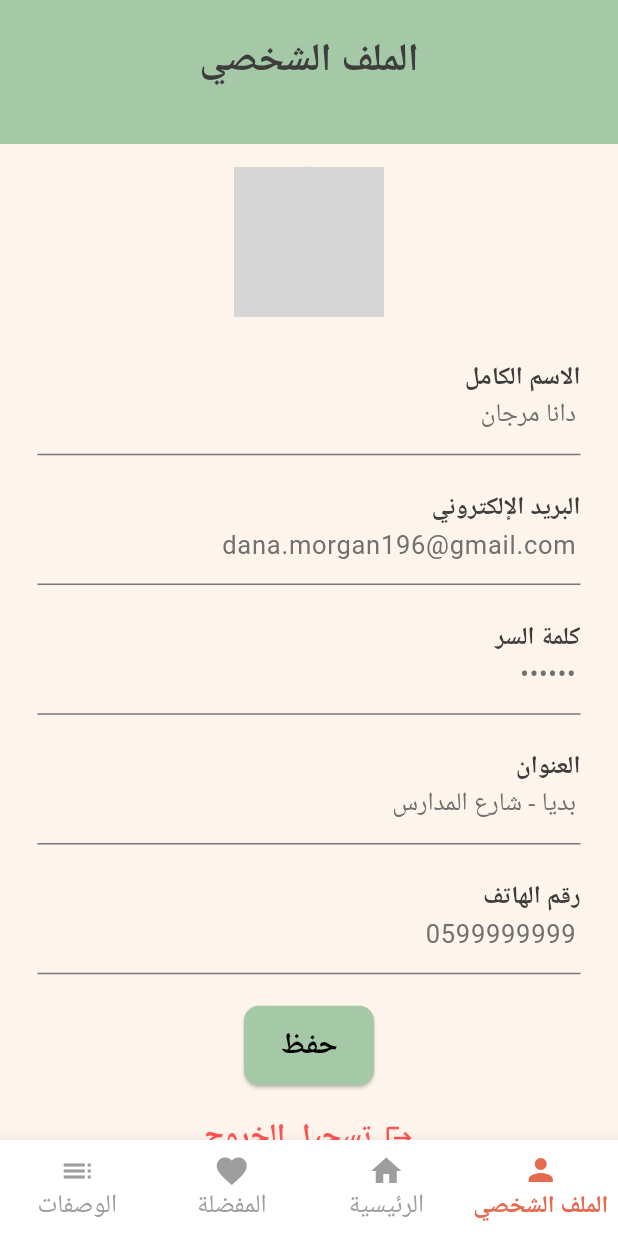
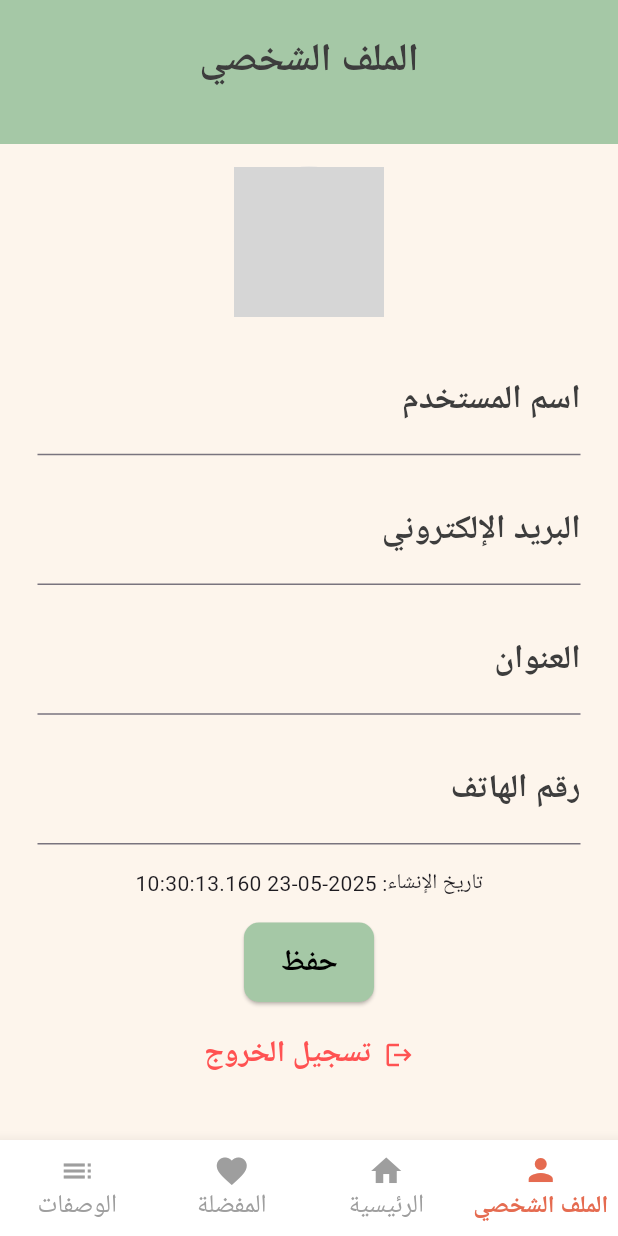
Before and after one commit to SuzanAqraa/Matbakhna_App, a Flutter app: the ProfileScreen screen opened directly, on a phone screen of 412 x 824 dp. Run offline on Flutter 3.47's test engine with Material 3 defaults, Android fonts, the phone set to English and light mode, and no system bars; our stand-ins replace cached_network_image, cloud_firestore, firebase_auth, firebase_core, image_picker, youtube_player_flutter; accounts and stored records are empty; grey boxes are pictures that could not be loaded.

Commit message:
fetch profile info and add edit info feature

```diff
--- a/lib/features/auth/screens/profile/profile_screen.dart
+++ b/lib/features/auth/screens/profile/profile_screen.dart
@@ -1,6 +1,8 @@
+import 'dart:io';
+import 'package:cloud_firestore/cloud_firestore.dart';
 import 'package:flutter/material.dart';
-import 'dart:io';
 import 'package:image_picker/image_picker.dart';
+import 'package:firebase_auth/firebase_auth.dart';
 
 import '../../../../core/utils/brand_colors.dart';
 import '../../../../core/widgets/SimpleAppBar.dart';
@@ -21,31 +23,94 @@ class ProfileScreen extends StatefulWidget {
 class _ProfileScreenState extends State<ProfileScreen> {
   final _formKey = GlobalKey<FormState>();
 
-  String name = 'دانا مرجان';
-  String email = 'dana.morgan196@gmail.com';
-  String password = '123456';
-  String address = 'بديا - شارع المدارس';
-  String phone = '0599999999';
+  String? createdAt;
 
   String? userImageUrl;
   File? userImageFile;
+  final ImagePicker _picker = ImagePicker();
 
-  final ImagePicker _picker = ImagePicker();
+  final User? currentUser = FirebaseAuth.instance.currentUser;
+
+  late TextEditingController emailController;
+  late TextEditingController addressController;
+  late TextEditingController phoneController;
+  late TextEditingController usernameController;
 
   @override
   void initState() {
     super.initState();
-    userImageUrl = 'https://img.freepik.com/premium-vector/avatar-profile-icon-flat-style-female-user-profile-vector-illustration-isolated-background-women-profile-sign-business-concept_157943-38866.jpg?semt=ais_hybrid&w=740';
+    emailController = TextEditingController();
+    addressController = TextEditingController();
+    phoneController = TextEditingController();
+    usernameController = TextEditingController();
+
+    _loadUserProfile();
+  }
+
+  @override
+  void dispose() {
+    emailController.dispose();
+    addressController.dispose();
+    phoneController.dispose();
+    usernameController.dispose();
+    super.dispose();
+  }
+
+  Future<void> _loadUserProfile() async {
+    if (currentUser != null) {
+      final doc = await FirebaseFirestore.instance
+          .collection('users')
+          .doc(currentUser!.uid)
+          .get();
+
+      final data = doc.data();
+      print(data);
+      print("✅✅✅");
+      if (data != null) {
+        setState(() {
+          emailController.text = data['email'] ?? '';
+          addressController.text = data['address'] ?? '';
+          phoneController.text = data['phone'] ?? '';
+          usernameController.text = data['username'] ?? '';
+          createdAt = data['createdAt']?.toDate().toString();
+          userImageUrl = data['avatar'] ??
+              'https://img.freepik.com/premium-vector/avatar-profile-icon-flat-style-female-user-profile-vector-illustration-isolated-background-women-profile-sign-business-concept_157943-38866.jpg?semt=ais_hybrid&w=740';
+        });
+      }
+    }
   }
 
   Future<void> _pickImage() async {
-    final XFile? pickedFile = await _picker.pickImage(source: ImageSource.gallery);
+    final XFile? pickedFile =
+    await _picker.pickImage(source: ImageSource.gallery);
     if (pickedFile != null) {
       setState(() {
         userImageFile = File(pickedFile.path);
-        userImageUrl = null; // نعرض الصورة الجديدة من الملف وليس من الانترنت
+        userImageUrl = null;
       });
     }
+  }
+
+  void _saveProfile() async {
+    if (_formKey.currentState!.validate() && currentUser != null) {
+      await FirebaseFirestore.instance
+          .collection('users')
+          .doc(currentUser!.uid)
+          .update({
+        'address': addressController.text,
+        'phone': phoneController.text,
+        'username': usernameController.text,
+      });
+
+      ScaffoldMessenger.of(context).showSnackBar(
+        const SnackBar(content: Text('تم حفظ البيانات بنجاح')),
+      );
+    }
+  }
+
+  void _logout() async {
+    await FirebaseAuth.instance.signOut();
+    Navigator.of(context).pushReplacementNamed('/login');
   }
 
   @override
@@ -65,45 +130,45 @@ class _ProfileScreenState extends State<ProfileScreen> {
             child: Column(
               children: [
                 AvatarSection(
-                  hasImage: userImageFile != null || (userImageUrl != null && userImageUrl!.isNotEmpty),
+                  hasImage: userImageFile != null ||
+                      (userImageUrl != null && userImageUrl!.isNotEmpty),
                   imageUrl: userImageFile == null ? userImageUrl : null,
                   imageFile: userImageFile,
                   onEditPressed: _pickImage,
                 ),
                 const SizedBox(height: 12),
-                ProfileFormField(initialValue: name, label: 'الاسم الكامل'),
                 ProfileFormField(
-                  initialValue: email,
+                  controller: usernameController,
+                  label: 'اسم المستخدم',
+                ),
+                ProfileFormField(
+                  controller: emailController,
                   label: 'البريد الإلكتروني',
+                  readOnly: true,
                   keyboardType: TextInputType.emailAddress,
                 ),
                 ProfileFormField(
-                  initialValue: password,
-                  label: 'كلمة السر',
-                  obscureText: true,
+                  controller: addressController,
+                  label: 'العنوان',
                 ),
-                ProfileFormField(initialValue: address, label: 'العنوان'),
                 ProfileFormField(
-                  initialValue: phone,
+                  controller: phoneController,
                   label: 'رقم الهاتف',
                   keyboardType: TextInputType.phone,
                 ),
+                if (createdAt != null)
+                  Padding(
+                    padding: const EdgeInsets.only(top: 10),
+                    child: Text("تاريخ الإنشاء: $createdAt"),
+                  ),
                 const SizedBox(height: 15),
                 ActionButton(
                   text: 'حفظ',
                   color: BrandColors.primaryColor,
-                  onPressed: () {
-                    if (_formKey.currentState!.validate()) {
-                      // منطق الحفظ
-                    }
-                  },
+                  onPressed: _saveProfile,
                 ),
                 const SizedBox(height: 20),
-                LogoutButton(
-                  onTap: () {
-                    // منطق تسجيل الخروج
-                  },
-                ),
+                LogoutButton(onTap: _logout),
                 const SizedBox(height: 20),
               ],
             ),
--- a/lib/features/auth/screens/profile/widgets/profile_form_field.dart
+++ b/lib/features/auth/screens/profile/widgets/profile_form_field.dart
@@ -2,17 +2,19 @@ import 'package:flutter/material.dart';
 import '../../../../../core/utils/textfeild_styles.dart';
 
 class ProfileFormField extends StatelessWidget {
-  final String initialValue;
+  final TextEditingController controller;
   final String label;
   final bool obscureText;
   final TextInputType keyboardType;
+  final bool readOnly;
 
   const ProfileFormField({
     Key? key,
-    required this.initialValue,
+    required this.controller,
     required this.label,
     this.obscureText = false,
     this.keyboardType = TextInputType.text,
+    this.readOnly = false,
   }) : super(key: key);
 
   @override
@@ -20,9 +22,10 @@ class ProfileFormField extends StatelessWidget {
     return Padding(
       padding: const EdgeInsets.symmetric(vertical: 6),
       child: TextFormField(
-        initialValue: initialValue,
+        controller: controller,
         obscureText: obscureText,
         keyboardType: keyboardType,
+        readOnly: readOnly,
         textAlign: TextAlign.right,
         style: ThemeTextStyle.bodySmallTextFieldStyle,
         decoration: InputDecoration(
@@ -32,7 +35,7 @@ class ProfileFormField extends StatelessWidget {
           border: const UnderlineInputBorder(),
         ),
         validator: (value) {
-          if (value == null || value.isEmpty) {
+          if (!readOnly && (value == null || value.isEmpty)) {
             return 'هذا الحقل مطلوب';
           }
           return null;
--- a/lib/main.dart
+++ b/lib/main.dart
@@ -1,7 +1,6 @@
 import 'package:firebase_core/firebase_core.dart';
 import 'package:flutter/material.dart';
 import 'features/auth/providers/auth_service.dart';
-import 'features/auth/screens/signup_screen.dart';
 import 'features/home/screens/home_screen.dart';
 
 
@@ -26,7 +25,7 @@ class MyApp extends StatelessWidget {
           child: child!,
         );
       },
-      home: const SignUpStepOnePage(),
+      home: const HomePage(),
     );
   }
 }
```
